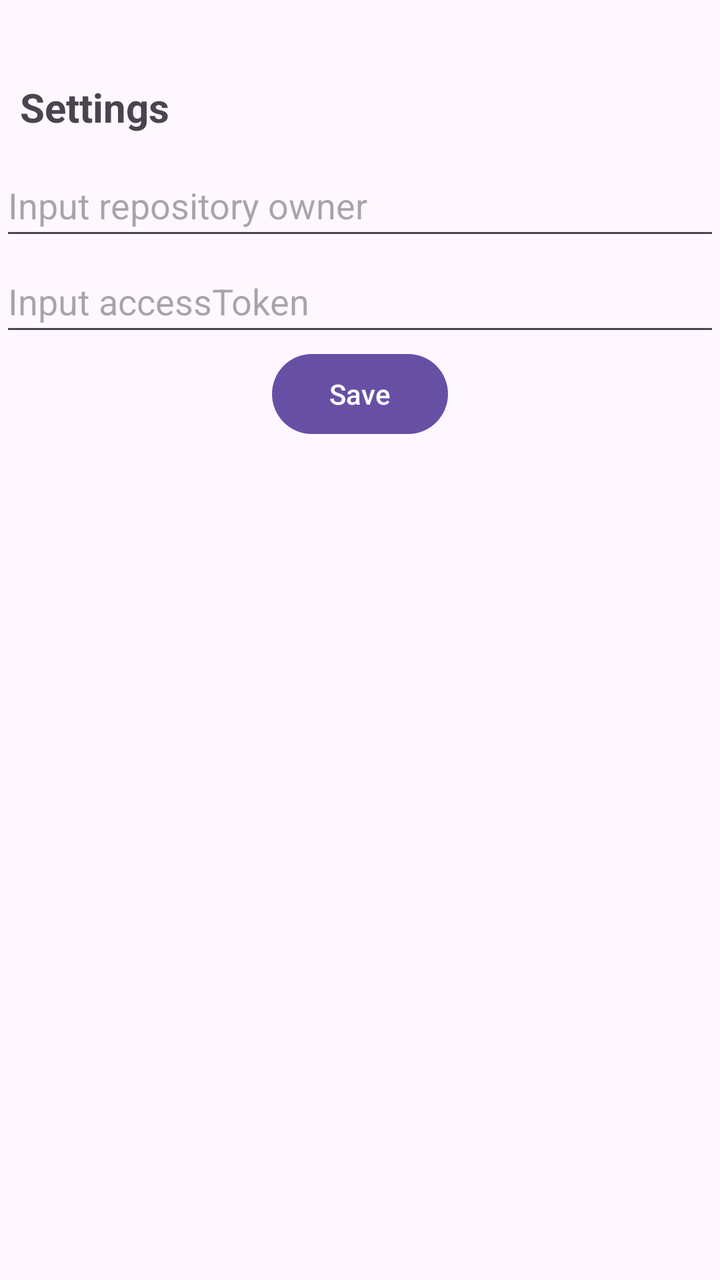
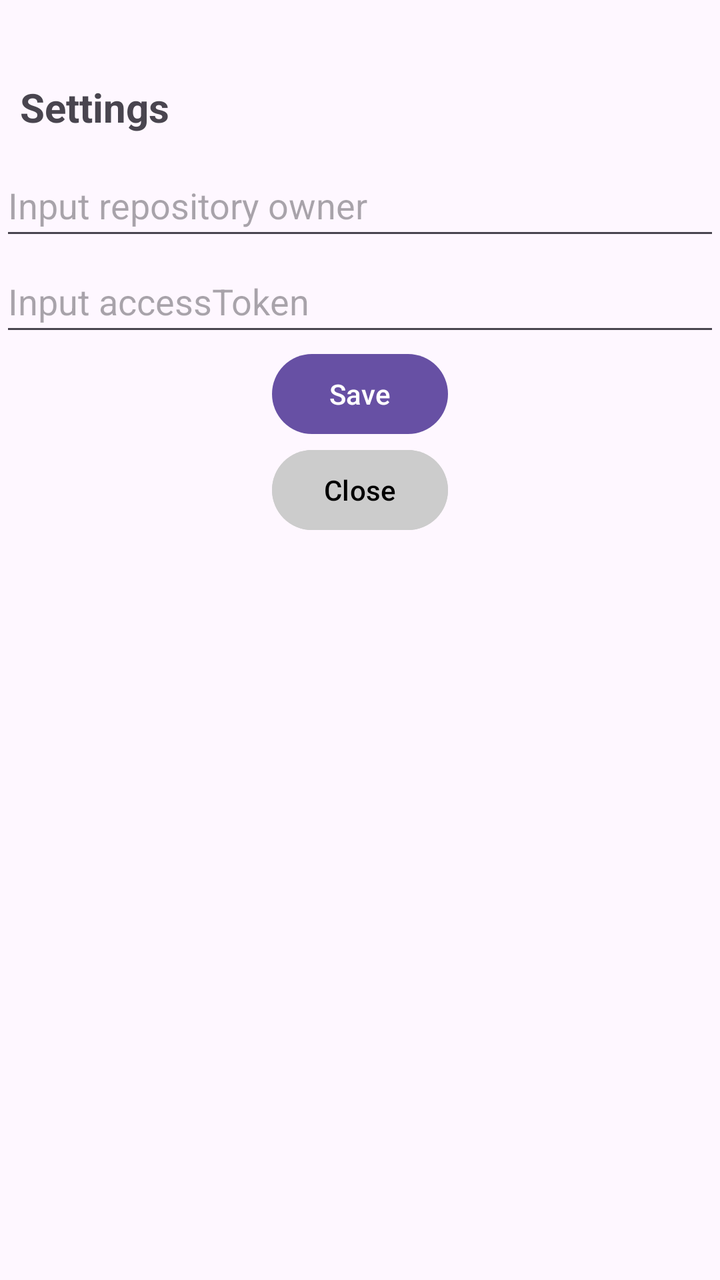

Two renders of the same Android screen: before a commit and after it. Below are the layout's source before the change and the commit's diff.
<!-- AndroidManifest.xml: application theme Theme.GithubClient -->
<!-- res/layout/fragment_setting.xml -->
<?xml version="1.0" encoding="utf-8"?>
<androidx.constraintlayout.widget.ConstraintLayout xmlns:android="http://schemas.android.com/apk/res/android"
    android:layout_width="match_parent"
    android:layout_height="match_parent"
    xmlns:app="http://schemas.android.com/apk/res-auto">

    <Space
        android:id="@+id/space"
        android:layout_width="match_parent"
        android:layout_height="30dp"
        app:layout_constraintStart_toStartOf="parent"
        app:layout_constraintTop_toTopOf="parent" />

    <TextView
        android:id="@+id/text"
        android:layout_width="wrap_content"
        android:layout_height="wrap_content"
        android:text="Settings"
        android:padding="10dp"
        android:textSize="20sp"
        android:textStyle="bold"
        app:layout_constraintStart_toStartOf="parent"
        app:layout_constraintTop_toBottomOf="@+id/space" />


    <EditText
        android:id="@+id/input_owner"
        android:layout_width="match_parent"
        android:layout_height="48dp"
        android:hint="Input repository owner"
        android:inputType="textVisiblePassword"
        app:layout_constraintStart_toStartOf="parent"
        app:layout_constraintTop_toBottomOf="@+id/text" />

    <EditText
        android:id="@+id/input_token"
        android:layout_width="match_parent"
        android:layout_height="48dp"
        android:hint="Input accessToken"
        android:inputType="textPassword"
        app:layout_constraintStart_toStartOf="parent"
        app:layout_constraintTop_toBottomOf="@+id/input_owner" />

    <Button
        android:id="@+id/saveButton"
        android:layout_width="wrap_content"
        android:layout_height="wrap_content"
        android:text="Save"
        app:layout_constraintStart_toStartOf="parent"
        app:layout_constraintEnd_toEndOf="parent"
        app:layout_constraintTop_toBottomOf="@+id/input_token" />

</androidx.constraintlayout.widget.ConstraintLayout>
<!-- resources referenced by this layout -->
<resources>
  <style name="Theme.GithubClient" parent="Base.Theme.GithubClient" />
  <style name="Base.Theme.GithubClient" parent="Theme.Material3.DayNight.NoActionBar">
          
          
      </style>
</resources>

<!-- the commit's change to res/layout/fragment_setting.xml (unified diff, before → after) -->
@@ -50,4 +50,15 @@
         app:layout_constraintEnd_toEndOf="parent"
         app:layout_constraintTop_toBottomOf="@+id/input_token" />
 
+    <Button
+        android:id="@+id/closeButton"
+        android:layout_width="wrap_content"
+        android:layout_height="wrap_content"
+        android:text="Close"
+        android:textColor="#000000"
+        android:backgroundTint="#CCCCCC"
+        app:layout_constraintStart_toStartOf="parent"
+        app:layout_constraintEnd_toEndOf="parent"
+        app:layout_constraintTop_toBottomOf="@+id/saveButton" />
+
 </androidx.constraintlayout.widget.ConstraintLayout>
